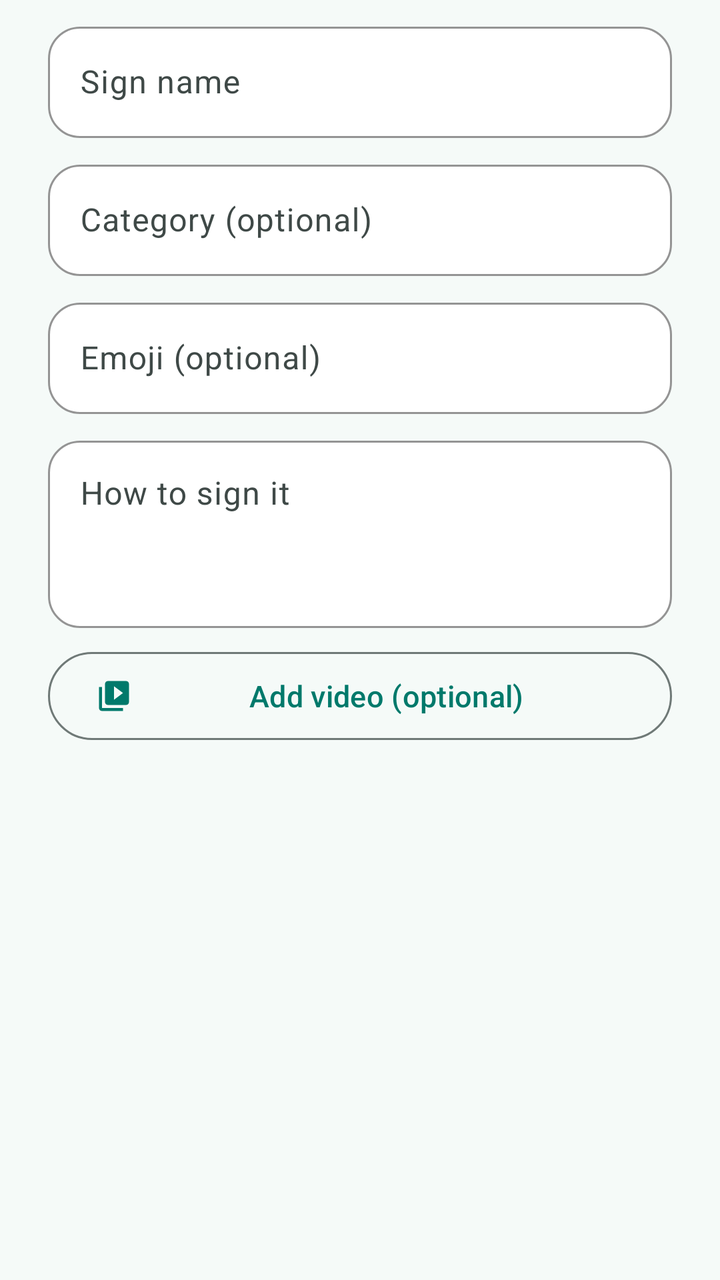
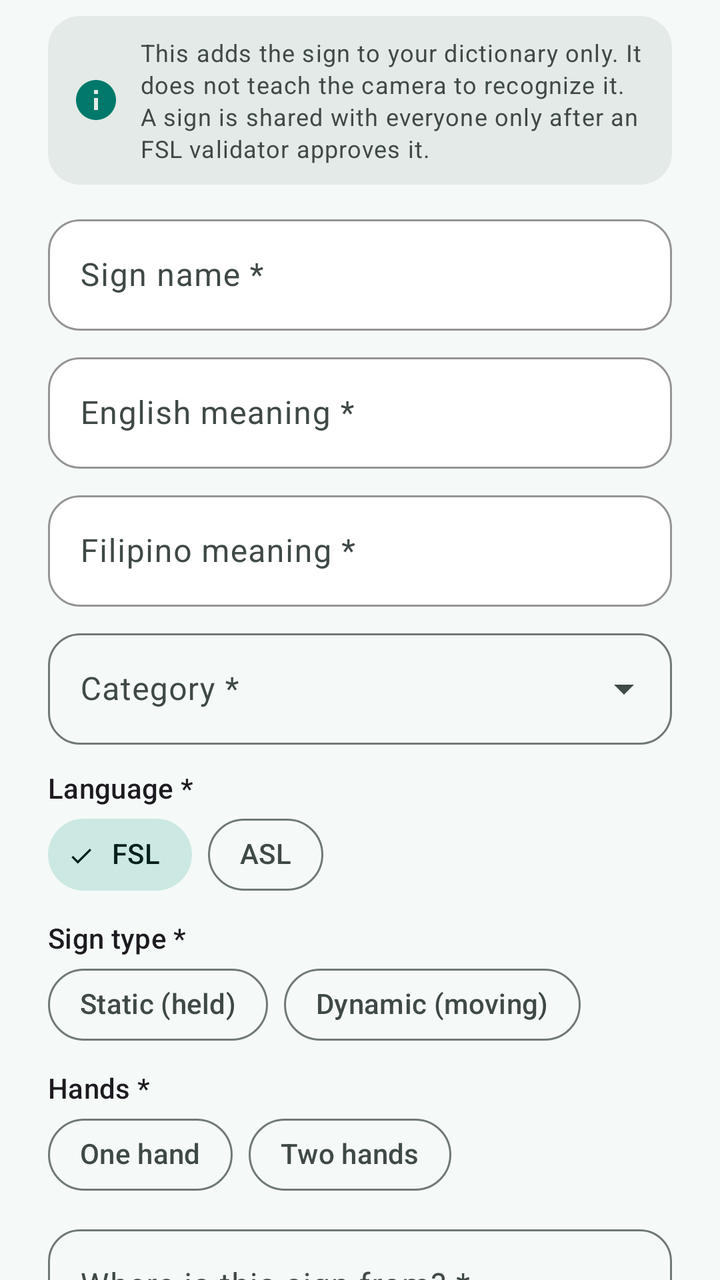

An Android layout rendered at two revisions. The XML below is the earlier revision; the diff shows what the commit changed to produce the second picture.
<!-- AndroidManifest.xml: application theme Theme.SignTalk -->
<!-- res/layout/dialog_add_dictionary_entry.xml -->
<?xml version="1.0" encoding="utf-8"?>
<LinearLayout xmlns:android="http://schemas.android.com/apk/res/android"
    xmlns:app="http://schemas.android.com/apk/res-auto"
    android:layout_width="match_parent"
    android:layout_height="wrap_content"
    android:orientation="vertical"
    android:paddingHorizontal="24dp"
    android:paddingTop="8dp">

    <com.google.android.material.textfield.TextInputLayout
        style="@style/Widget.SignTalk.TextInput"
        android:layout_width="match_parent"
        android:layout_height="wrap_content"
        android:hint="Sign name">

        <com.google.android.material.textfield.TextInputEditText
            android:id="@+id/nameInput"
            android:layout_width="match_parent"
            android:layout_height="wrap_content"
            android:singleLine="true" />
    </com.google.android.material.textfield.TextInputLayout>

    <com.google.android.material.textfield.TextInputLayout
        style="@style/Widget.SignTalk.TextInput"
        android:layout_width="match_parent"
        android:layout_height="wrap_content"
        android:layout_marginTop="8dp"
        android:hint="Category (optional)">

        <com.google.android.material.textfield.TextInputEditText
            android:id="@+id/categoryInput"
            android:layout_width="match_parent"
            android:layout_height="wrap_content"
            android:singleLine="true" />
    </com.google.android.material.textfield.TextInputLayout>

    <com.google.android.material.textfield.TextInputLayout
        style="@style/Widget.SignTalk.TextInput"
        android:layout_width="match_parent"
        android:layout_height="wrap_content"
        android:layout_marginTop="8dp"
        android:hint="Emoji (optional)">

        <com.google.android.material.textfield.TextInputEditText
            android:id="@+id/emojiInput"
            android:layout_width="match_parent"
            android:layout_height="wrap_content"
            android:singleLine="true" />
    </com.google.android.material.textfield.TextInputLayout>

    <com.google.android.material.textfield.TextInputLayout
        style="@style/Widget.SignTalk.TextInput"
        android:layout_width="match_parent"
        android:layout_height="wrap_content"
        android:layout_marginTop="8dp"
        android:hint="How to sign it">

        <com.google.android.material.textfield.TextInputEditText
            android:id="@+id/descriptionInput"
            android:layout_width="match_parent"
            android:layout_height="wrap_content"
            android:gravity="top"
            android:minLines="3" />
    </com.google.android.material.textfield.TextInputLayout>

    <com.google.android.material.button.MaterialButton
        android:id="@+id/addVideoButton"
        style="@style/Widget.SignTalk.Button.Outlined"
        android:layout_width="match_parent"
        android:layout_height="wrap_content"
        android:layout_marginTop="8dp"
        android:layout_marginBottom="8dp"
        android:text="Add video (optional)"
        app:icon="@drawable/ic_video_library" />

</LinearLayout>
<!-- resources referenced by this layout -->
<resources>
  <style name="Theme.SignTalk" parent="Base.Theme.SignTalk" />
  <color name="md_light_primary">#FF00796B</color>
  <color name="md_light_onPrimary">#FFFFFFFF</color>
  <color name="md_light_primaryContainer">#FFB4EFE5</color>
  <color name="md_light_onPrimaryContainer">#FF00201C</color>
  <color name="md_light_secondary">#FF4A635F</color>
  <color name="md_light_onSecondary">#FFFFFFFF</color>
  <color name="md_light_secondaryContainer">#FFCCE8E2</color>
  <color name="md_light_onSecondaryContainer">#FF05201C</color>
  <color name="md_light_tertiary">#FF845400</color>
  <color name="md_light_onTertiary">#FFFFFFFF</color>
  <color name="md_light_tertiaryContainer">#FFFFDDB3</color>
  <color name="md_light_onTertiaryContainer">#FF2A1800</color>
  <color name="md_light_error">#FFBA1A1A</color>
  <color name="md_light_onError">#FFFFFFFF</color>
  <color name="md_light_errorContainer">#FFFFDAD6</color>
  <color name="md_light_onErrorContainer">#FF410002</color>
  <color name="md_light_onBackground">#FF171D1C</color>
  <color name="md_light_surface">#FFF5FAF8</color>
  <color name="md_light_onSurface">#FF171D1C</color>
  <color name="md_light_surfaceVariant">#FFDAE5E1</color>
  <color name="md_light_onSurfaceVariant">#FF3F4947</color>
  <color name="md_light_outline">#FF6F7977</color>
  <color name="md_light_outlineVariant">#FFBEC9C6</color>
  <color name="md_light_surfaceContainerLowest">#FFFFFFFF</color>
  <color name="md_light_surfaceContainerLow">#FFEFF5F2</color>
  <color name="md_light_surfaceContainer">#FFE9EFEC</color>
  <color name="md_light_surfaceContainerHigh">#FFE3EAE7</color>
  <color name="md_light_surfaceContainerHighest">#FFDEE4E1</color>
  <color name="md_light_background">#FFF5FAF8</color>
  <color name="md_light_inverseSurface">#FF2B3230</color>
  <color name="md_light_inverseOnSurface">#FFECF2EF</color>
  <color name="md_light_inversePrimary">#FF82D5C8</color>
  <style name="ShapeAppearance.SignTalk.Small" parent="ShapeAppearance.Material3.Corner.Small">
          <item name="cornerSize">10dp</item>
      </style>
  <style name="ShapeAppearance.SignTalk.Medium" parent="ShapeAppearance.Material3.Corner.Medium">
          <item name="cornerSize">16dp</item>
      </style>
  <style name="ShapeAppearance.SignTalk.Large" parent="ShapeAppearance.Material3.Corner.Large">
          <item name="cornerSize">20dp</item>
      </style>
  <style name="ShapeAppearance.SignTalk.ExtraLarge" parent="ShapeAppearance.Material3.Corner.ExtraLarge">
          <item name="cornerSize">28dp</item>
      </style>
  <style name="TextAppearance.SignTalk.ToolbarTitle" parent="TextAppearance.Material3.TitleLarge">
          <item name="android:fontFamily">sans-serif-medium</item>
      </style>
  <!-- unchanged entries left out for length: 9 -->
</resources>

<!-- the commit's change to res/layout/dialog_add_dictionary_entry.xml (unified diff, before → after) -->
@@ -1,76 +1,293 @@
 <?xml version="1.0" encoding="utf-8"?>
-<LinearLayout xmlns:android="http://schemas.android.com/apk/res/android"
+<androidx.core.widget.NestedScrollView xmlns:android="http://schemas.android.com/apk/res/android"
     xmlns:app="http://schemas.android.com/apk/res-auto"
     android:layout_width="match_parent"
-    android:layout_height="wrap_content"
-    android:orientation="vertical"
-    android:paddingHorizontal="24dp"
-    android:paddingTop="8dp">
-
-    <com.google.android.material.textfield.TextInputLayout
-        style="@style/Widget.SignTalk.TextInput"
+    android:layout_height="wrap_content">
+
+    <LinearLayout
         android:layout_width="match_parent"
         android:layout_height="wrap_content"
-        android:hint="Sign name">
-
-        <com.google.android.material.textfield.TextInputEditText
-            android:id="@+id/nameInput"
-            android:layout_width="match_parent"
-            android:layout_height="wrap_content"
-            android:singleLine="true" />
-    </com.google.android.material.textfield.TextInputLayout>
-
-    <com.google.android.material.textfield.TextInputLayout
-        style="@style/Widget.SignTalk.TextInput"
-        android:layout_width="match_parent"
-        android:layout_height="wrap_content"
-        android:layout_marginTop="8dp"
-        android:hint="Category (optional)">
-
-        <com.google.android.material.textfield.TextInputEditText
-            android:id="@+id/categoryInput"
-            android:layout_width="match_parent"
-            android:layout_height="wrap_content"
-            android:singleLine="true" />
-    </com.google.android.material.textfield.TextInputLayout>
-
-    <com.google.android.material.textfield.TextInputLayout
-        style="@style/Widget.SignTalk.TextInput"
-        android:layout_width="match_parent"
-        android:layout_height="wrap_content"
-        android:layout_marginTop="8dp"
-        android:hint="Emoji (optional)">
-
-        <com.google.android.material.textfield.TextInputEditText
-            android:id="@+id/emojiInput"
-            android:layout_width="match_parent"
-            android:layout_height="wrap_content"
-            android:singleLine="true" />
-    </com.google.android.material.textfield.TextInputLayout>
-
-    <com.google.android.material.textfield.TextInputLayout
-        style="@style/Widget.SignTalk.TextInput"
-        android:layout_width="match_parent"
-        android:layout_height="wrap_content"
-        android:layout_marginTop="8dp"
-        android:hint="How to sign it">
-
-        <com.google.android.material.textfield.TextInputEditText
-            android:id="@+id/descriptionInput"
-            android:layout_width="match_parent"
-            android:layout_height="wrap_content"
-            android:gravity="top"
-            android:minLines="3" />
-    </com.google.android.material.textfield.TextInputLayout>
-
-    <com.google.android.material.button.MaterialButton
-        android:id="@+id/addVideoButton"
-        style="@style/Widget.SignTalk.Button.Outlined"
-        android:layout_width="match_parent"
-        android:layout_height="wrap_content"
-        android:layout_marginTop="8dp"
-        android:layout_marginBottom="8dp"
-        android:text="Add video (optional)"
-        app:icon="@drawable/ic_video_library" />
-
-</LinearLayout>
+        android:orientation="vertical"
+        android:paddingHorizontal="24dp"
+        android:paddingTop="8dp"
+        android:paddingBottom="8dp">
+
+        
+        <TextView
+            android:layout_width="match_parent"
+            android:layout_height="wrap_content"
+            android:background="@drawable/bg_info_neutral"
+            android:drawablePadding="10dp"
+            android:paddingHorizontal="12dp"
+            android:paddingVertical="10dp"
+            android:text="This adds the sign to your dictionary only. It does not teach the camera to recognize it. A sign is shared with everyone only after an FSL validator approves it."
+            android:textAppearance="?attr/textAppearanceBodySmall"
+            android:textColor="?attr/colorOnSurfaceVariant"
+            app:drawableStartCompat="@drawable/ic_info"
+            app:drawableTint="?attr/colorPrimary" />
+
+        <com.google.android.material.textfield.TextInputLayout
+            android:id="@+id/nameLayout"
+            style="@style/Widget.SignTalk.TextInput"
+            android:layout_width="match_parent"
+            android:layout_height="wrap_content"
+            android:layout_marginTop="12dp"
+            android:hint="Sign name *">
+
+            <com.google.android.material.textfield.TextInputEditText
+                android:id="@+id/nameInput"
+                android:layout_width="match_parent"
+                android:layout_height="wrap_content"
+                android:inputType="textCapWords"
+                android:singleLine="true" />
+        </com.google.android.material.textfield.TextInputLayout>
+
+        <com.google.android.material.textfield.TextInputLayout
+            android:id="@+id/meaningEnLayout"
+            style="@style/Widget.SignTalk.TextInput"
+            android:layout_width="match_parent"
+            android:layout_height="wrap_content"
+            android:layout_marginTop="8dp"
+            android:hint="English meaning *">
+
+            <com.google.android.material.textfield.TextInputEditText
+                android:id="@+id/meaningEnInput"
+                android:layout_width="match_parent"
+                android:layout_height="wrap_content"
+                android:singleLine="true" />
+        </com.google.android.material.textfield.TextInputLayout>
+
+        <com.google.android.material.textfield.TextInputLayout
+            android:id="@+id/meaningFilLayout"
+            style="@style/Widget.SignTalk.TextInput"
+            android:layout_width="match_parent"
+            android:layout_height="wrap_content"
+            android:layout_marginTop="8dp"
+            android:hint="Filipino meaning *">
+
+            <com.google.android.material.textfield.TextInputEditText
+                android:id="@+id/meaningFilInput"
+                android:layout_width="match_parent"
+                android:layout_height="wrap_content"
+                android:singleLine="true" />
+        </com.google.android.material.textfield.TextInputLayout>
+
+        <com.google.android.material.textfield.TextInputLayout
+            android:id="@+id/categoryLayout"
+            style="@style/Widget.Material3.TextInputLayout.OutlinedBox.ExposedDropdownMenu"
+            android:layout_width="match_parent"
+            android:layout_height="wrap_content"
+            android:layout_marginTop="8dp"
+            android:hint="Category *">
+
+            <com.google.android.material.textfield.MaterialAutoCompleteTextView
+                android:id="@+id/categoryInput"
+                android:layout_width="match_parent"
+                android:layout_height="wrap_content"
+                android:inputType="none" />
+        </com.google.android.material.textfield.TextInputLayout>
+
+        <TextView
+            android:layout_width="wrap_content"
+            android:layout_height="wrap_content"
+            android:layout_marginTop="12dp"
+            android:text="Language *"
+            android:textAppearance="?attr/textAppearanceLabelLarge" />
+
+        <com.google.android.material.chip.ChipGroup
+            android:id="@+id/languageChips"
+            android:layout_width="match_parent"
+            android:layout_height="wrap_content"
+            app:selectionRequired="true"
+            app:singleSelection="true">
+
+            <com.google.android.material.chip.Chip
+                android:id="@+id/chipLangFsl"
+                style="@style/Widget.SignTalk.Chip.Filter"
+                android:layout_width="wrap_content"
+                android:layout_height="wrap_content"
+                android:checked="true"
+                android:text="FSL" />
+
+            <com.google.android.material.chip.Chip
+                android:id="@+id/chipLangAsl"
+                style="@style/Widget.SignTalk.Chip.Filter"
+                android:layout_width="wrap_content"
+                android:layout_height="wrap_content"
+                android:text="ASL" />
+        </com.google.android.material.chip.ChipGroup>
+
+        <TextView
+            android:id="@+id/signTypeLabel"
+            android:layout_width="wrap_content"
+            android:layout_height="wrap_content"
+            android:layout_marginTop="8dp"
+            android:text="Sign type *"
+            android:textAppearance="?attr/textAppearanceLabelLarge" />
+
+        <com.google.android.material.chip.ChipGroup
+            android:id="@+id/signTypeChips"
+            android:layout_width="match_parent"
+            android:layout_height="wrap_content"
+            app:singleSelection="true">
+
+            <com.google.android.material.chip.Chip
+                android:id="@+id/chipStatic"
+                style="@style/Widget.SignTalk.Chip.Filter"
+                android:layout_width="wrap_content"
+                android:layout_height="wrap_content"
+                android:text="Static (held)" />
+
+            <com.google.android.material.chip.Chip
+                android:id="@+id/chipDynamic"
+                style="@style/Widget.SignTalk.Chip.Filter"
+                android:layout_width="wrap_content"
+                android:layout_height="wrap_content"
+                android:text="Dynamic (moving)" />
+        </com.google.android.material.chip.ChipGroup>
+
+        <TextView
+            android:id="@+id/handsLabel"
+            android:layout_width="wrap_content"
+            android:layout_height="wrap_content"
+            android:layout_marginTop="8dp"
+            android:text="Hands *"
+            android:textAppearance="?attr/textAppearanceLabelLarge" />
+
+        <com.google.android.material.chip.ChipGroup
+            android:id="@+id/handsChips"
+            android:layout_width="match_parent"
+            android:layout_height="wrap_content"
+            app:singleSelection="true">
+
+            <com.google.android.material.chip.Chip
+                android:id="@+id/chipOneHand"
+                style="@style/Widget.SignTalk.Chip.Filter"
+                android:layout_width="wrap_content"
+                android:layout_height="wrap_content"
+                android:text="One hand" />
+
+            <com.google.android.material.chip.Chip
+                android:id="@+id/chipTwoHands"
+                style="@style/Widget.SignTalk.Chip.Filter"
+                android:layout_width="wrap_content"
+                android:layout_height="wrap_content"
+                android:text="Two hands" />
+        </com.google.android.material.chip.ChipGroup>
+
+        <com.google.android.material.textfield.TextInputLayout
+            android:id="@+id/sourceLayout"
+            style="@style/Widget.Material3.TextInputLayout.OutlinedBox.ExposedDropdownMenu"
+            android:layout_width="match_parent"
+            android:layout_height="wrap_content"
+            android:layout_marginTop="8dp"
+            android:hint="Where is this sign from? *">
+
+            <com.google.android.material.textfield.MaterialAutoCompleteTextView
+                android:id="@+id/sourceInput"
+                android:layout_width="match_parent"
+                android:layout_height="wrap_content"
+                android:inputType="text" />
+        </com.google.android.material.textfield.TextInputLayout>
+
+        <com.google.android.material.textfield.TextInputLayout
+            style="@style/Widget.SignTalk.TextInput"
+            android:layout_width="match_parent"
+            android:layout_height="wrap_content"
+            android:layout_marginTop="8dp"
+            android:hint="How to sign it">
+
+            <com.google.android.material.textfield.TextInputEditText
+                android:id="@+id/descriptionInput"
+                android:layout_width="match_parent"
+                android:layout_height="wrap_content"
+                android:gravity="top"
+                android:minLines="2" />
+        </com.google.android.material.textfield.TextInputLayout>
+
+        <TextView
+            android:id="@+id/mediaLabel"
+            android:layout_width="wrap_content"
+            android:layout_height="wrap_content"
+            android:layout_marginTop="12dp"
+            android:text="Demonstration video * (pick a file, or paste a link, or both)"
+            android:textAppearance="?attr/textAppearanceLabelLarge" />
+
+        <com.google.android.material.button.MaterialButton
+            android:id="@+id/addVideoButton"
+            style="@style/Widget.SignTalk.Button.Outlined"
+            android:layout_width="match_parent"
+            android:layout_height="wrap_content"
+            android:layout_marginTop="4dp"
+            android:text="Pick a video from this phone"
+            app:icon="@drawable/ic_video_library" />
+
+        <com.google.android.material.textfield.TextInputLayout
+            android:id="@+id/mediaUrlLayout"
+            style="@style/Widget.SignTalk.TextInput"
+            android:layout_width="match_parent"
+            android:layout_height="wrap_content"
+            android:layout_marginTop="8dp"
+            android:hint="Video link for reviewers (https://...)">
+
+            <com.google.android.material.textfield.TextInputEditText
+                android:id="@+id/mediaUrlInput"
+                android:layout_width="match_parent"
+                android:layout_height="wrap_content"
+                android:inputType="textUri"
+                android:singleLine="true" />
+        </com.google.android.material.textfield.TextInputLayout>
+
+        <com.google.android.material.textfield.TextInputLayout
+            style="@style/Widget.SignTalk.TextInput"
+            android:layout_width="match_parent"
+            android:layout_height="wrap_content"
+            android:layout_marginTop="8dp"
+            android:hint="Emoji (optional)">
+
+            <com.google.android.material.textfield.TextInputEditText
+                android:id="@+id/emojiInput"
+                android:layout_width="match_parent"
+                android:layout_height="wrap_content"
+                android:singleLine="true" />
+        </com.google.android.material.textfield.TextInputLayout>
+
+        <com.google.android.material.materialswitch.MaterialSwitch
+            android:id="@+id/submitSwitch"
+            android:layout_width="match_parent"
+            android:layout_height="wrap_content"
+            android:layout_marginTop="12dp"
+            android:checked="true"
+            android:minHeight="48dp"
+            android:text="Send to the SignTalk team for review (needs internet)" />
+
+        <com.google.android.material.textfield.TextInputLayout
+            android:id="@+id/submitterLayout"
+            style="@style/Widget.SignTalk.TextInput"
+            android:layout_width="match_parent"
+            android:layout_height="wrap_content"
+            android:layout_marginTop="4dp"
+            android:hint="Your name (shown to reviewers, optional)">
+
+            <com.google.android.material.textfield.TextInputEditText
+                android:id="@+id/submitterInput"
+                android:layout_width="match_parent"
+                android:layout_height="wrap_content"
+                android:inputType="textPersonName"
+                android:singleLine="true" />
+        </com.google.android.material.textfield.TextInputLayout>
+
+        <TextView
+            android:id="@+id/duplicateText"
+            android:layout_width="match_parent"
+            android:layout_height="wrap_content"
+            android:layout_marginTop="10dp"
+            android:background="@drawable/bg_info_error"
+            android:paddingHorizontal="12dp"
+            android:paddingVertical="10dp"
+            android:textAppearance="?attr/textAppearanceBodyMedium"
+            android:textColor="?attr/colorOnErrorContainer"
+            android:visibility="gone" />
+
+    </LinearLayout>
+</androidx.core.widget.NestedScrollView>
<!-- resource entries referenced after the edit -->
@@ -1,5 +1,34 @@
 <!-- resources referenced by this layout -->
 <resources>
+  <!-- drawable bg_info_error (drawable) -->
+  <?xml version="1.0" encoding="utf-8"?>
+  <shape xmlns:android="http://schemas.android.com/apk/res/android"
+      android:shape="rectangle">
+      <solid android:color="?attr/colorErrorContainer" />
+      <corners android:radius="16dp" />
+  </shape>
+  <!-- drawable bg_info_neutral (drawable) -->
+  <?xml version="1.0" encoding="utf-8"?>
+  <shape xmlns:android="http://schemas.android.com/apk/res/android"
+      android:shape="rectangle">
+      <solid android:color="?attr/colorSurfaceContainerHigh" />
+      <corners android:radius="16dp" />
+  </shape>
+  <!-- drawable ic_info (drawable) -->
+  <vector xmlns:android="http://schemas.android.com/apk/res/android"
+      android:width="24dp"
+      android:height="24dp"
+      android:viewportWidth="24"
+      android:viewportHeight="24"
+      android:tint="?attr/colorControlNormal">
+      <path
+          android:fillColor="@android:color/white"
+          android:pathData="M12,2C6.48,2 2,6.48 2,12s4.48,10 10,10 10,-4.48 10,-10S17.52,2 12,2zM13,17h-2v-6h2v6zM13,9h-2V7h2v2z" />
+  </vector>
+  <style name="Widget.SignTalk.Chip.Filter" parent="Widget.Material3.Chip.Filter">
+          <item name="chipCornerRadius">100dp</item>
+          <item name="chipMinHeight">36dp</item>
+      </style>
   <style name="Theme.SignTalk" parent="Base.Theme.SignTalk" />
   <color name="md_light_primary">#FF00796B</color>
   <color name="md_light_onPrimary">#FFFFFFFF</color>
